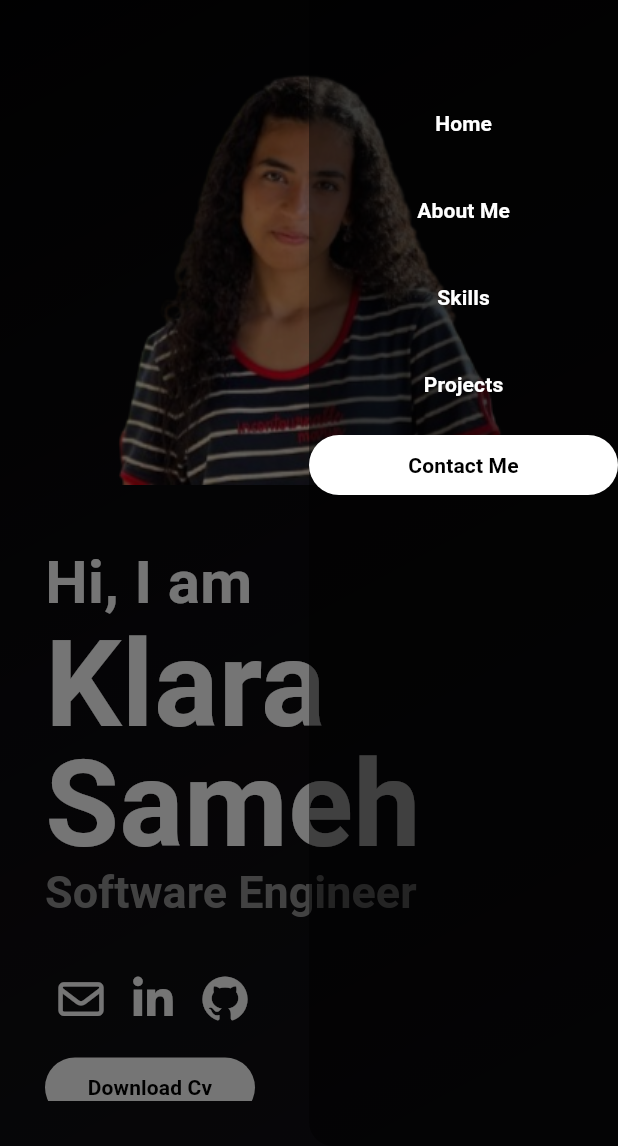
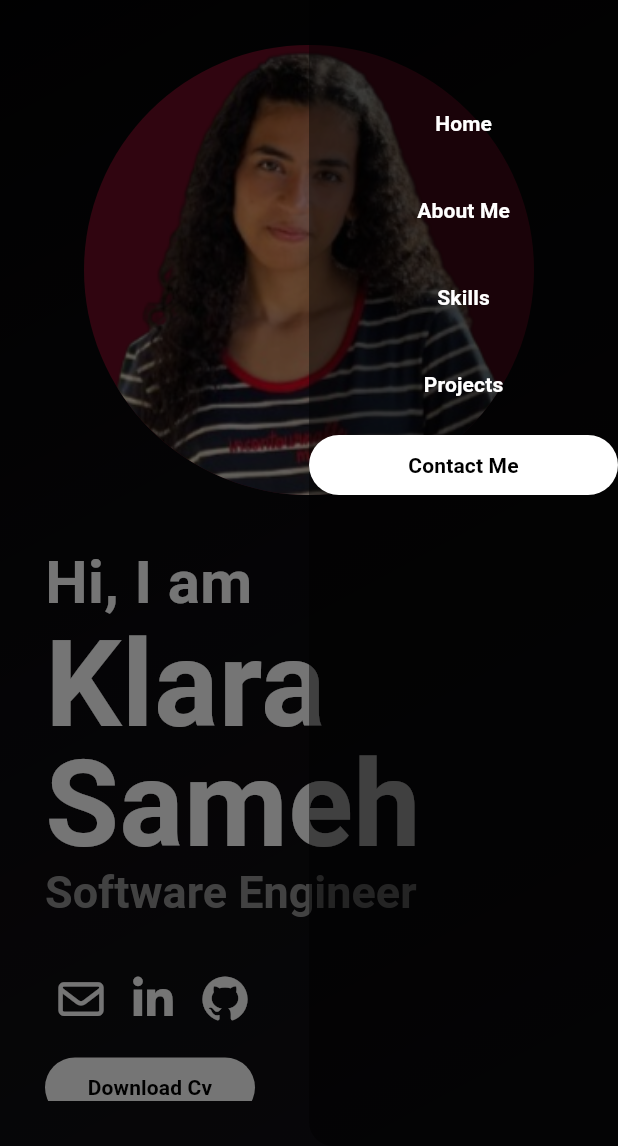
Before and after one commit to klarasameh1/Portfolio, a Flutter app: the screen it shows after launch, with the side drawer open, on a phone screen of 412 x 824 dp, the part 90-1236 px from its top. Run offline on Flutter 3.47's test engine with Material 3 defaults, Android fonts, the phone set to English and light mode, and no system bars; drawn by our look-alikes of animated_text_kit; our stand-ins replace font_awesome_flutter.

Commit message:
edit buttons and profile pic

```diff
--- a/lib/pages/Home/appBarbutton.dart
+++ b/lib/pages/Home/appBarbutton.dart
@@ -12,14 +12,30 @@ class AppBarButton extends StatelessWidget {
   @override
   Widget build(BuildContext context) {
     return TextButton(
-        onPressed: onTap,
-        child:Text(
-          label,
-          style: TextStyle(
-            color: Colors.white,
-            fontWeight: FontWeight.bold
-          ),
-        )
+      onPressed: onTap,
+      style: ButtonStyle(
+        foregroundColor: WidgetStateProperty.resolveWith<Color>(
+              (states) {
+            if (states.contains(WidgetState.hovered)) {
+              return Color(0xff690B22);
+            }
+            return Colors.white;
+          },
+        ),
+        backgroundColor: WidgetStateProperty.resolveWith<Color>((states){
+            if (states.contains(WidgetState.hovered)) {
+              return Colors.black12;
+            }
+            return Colors.transparent ;
+          },
+        ),
+      ),
+      child: Text(
+        label,
+        style: const TextStyle(
+          fontWeight: FontWeight.bold,
+        ),
+      ),
     );
   }
 }
--- a/lib/pages/Home/homePage.dart
+++ b/lib/pages/Home/homePage.dart
@@ -70,22 +70,30 @@ class _HomePageState extends State<HomePage> {
                   children: const [
                     Expanded(child: AboutMeContent()),
                     SizedBox(width: 40),
-                    Image(
-                      image: AssetImage('assets/images/ME.PNG'),
+                    SizedBox(
                       width: 500,
-                      height: 400,
+                      height: 500,
+                      child: CircleAvatar(
+                        radius: 50,
+                        backgroundImage: AssetImage('assets/images/ME.PNG'),
+                        backgroundColor: Color(0xff690B22),
+                      ),
                     ),
                   ],
                 )
                     : Column(
-                  children: const [
-                    Image(
-                      image: AssetImage('assets/images/ME.PNG'),
+                  children: [
+                    SizedBox(
                       width: 300,
                       height: 300,
+                      child: CircleAvatar(
+                        radius: 50,
+                        backgroundImage: AssetImage('assets/images/ME.PNG'),
+                        backgroundColor: Color(0xff690B22),
+                      ),
                     ),
-                    SizedBox(height: 30),
-                    AboutMeContent(),
+                    const SizedBox(height: 30),
+                    const AboutMeContent(),
                   ],
                 ),
 
--- a/lib/widgets/bordered_flat_button.dart
+++ b/lib/widgets/bordered_flat_button.dart
@@ -21,10 +21,14 @@ class BorderedFlatButton extends StatelessWidget {
       width: width,
       child: ElevatedButton(
           onPressed: onTap,
-        style: ElevatedButton.styleFrom(
-          backgroundColor: Colors.white,
-          padding: EdgeInsets.all(10),
-          foregroundColor: Color(0xff690B22) ,
+        style: ButtonStyle(
+          backgroundColor: WidgetStateProperty.resolveWith<Color>((states){
+            if (states.contains(WidgetState.hovered)) {
+              return Color(0xff690B22);
+            }
+            return Colors.white ;
+          },
+          ),
         ),
           child: Text(
             title,
```
